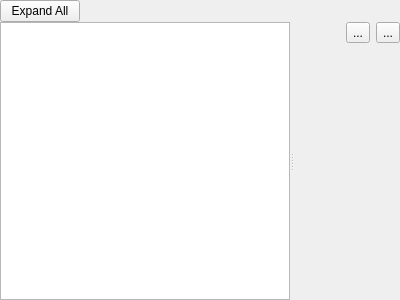
Qt form src/ves/conductor/qt/TreeTab.ui (multitudinous/ve-suite) before a commit.
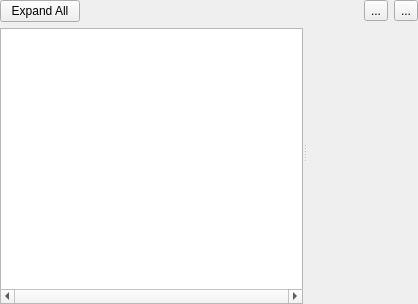
The same form after that commit. Icons and pictures are not drawn. Custom widgets are drawn as their Qt base class.

Commit message: Restored CAD tree selection behavior when geometry is selected. Moved associated logic out of MainWindow and into TreeTab.

Diff of the .ui file:
```diff
--- a/src/ves/conductor/qt/TreeTab.ui
+++ b/src/ves/conductor/qt/TreeTab.ui
@@ -6,14 +6,14 @@
    <rect>
     <x>0</x>
     <y>0</y>
-    <width>400</width>
-    <height>300</height>
+    <width>418</width>
+    <height>304</height>
    </rect>
   </property>
   <property name="windowTitle">
    <string>Form</string>
   </property>
-  <layout class="QVBoxLayout" name="verticalLayout_2" stretch="0,1">
+  <layout class="QVBoxLayout" name="verticalLayout_3">
    <property name="spacing">
     <number>0</number>
    </property>
@@ -21,6 +21,13 @@
     <number>0</number>
    </property>
    <item>
+    <widget class="QSplitter" name="splitter">
+     <property name="orientation">
+      <enum>Qt::Horizontal</enum>
+     </property>
+     <widget class="QWidget" name="">
+      <layout class="QVBoxLayout" name="verticalLayout_2">
+       <item>
     <layout class="QHBoxLayout" name="horizontalLayout" stretch="0,1">
      <item>
       <widget class="QPushButton" name="ExpandAllButton">
@@ -45,14 +52,31 @@
     </layout>
    </item>
    <item>
-    <widget class="QSplitter" name="splitter">
-     <property name="orientation">
-      <enum>Qt::Horizontal</enum>
-     </property>
      <widget class="QTreeView" name="mTreeView">
+         <property name="sizePolicy">
+          <sizepolicy hsizetype="Expanding" vsizetype="Expanding">
+           <horstretch>1</horstretch>
+           <verstretch>1</verstretch>
+          </sizepolicy>
+         </property>
+         <property name="horizontalScrollBarPolicy">
+          <enum>Qt::ScrollBarAlwaysOn</enum>
+         </property>
       <property name="editTriggers">
        <set>QAbstractItemView::NoEditTriggers</set>
       </property>
+         <property name="horizontalScrollMode">
+          <enum>QAbstractItemView::ScrollPerPixel</enum>
+         </property>
+         <attribute name="headerStretchLastSection">
+          <bool>false</bool>
+         </attribute>
+         <attribute name="headerStretchLastSection">
+          <bool>false</bool>
+         </attribute>
+        </widget>
+       </item>
+      </layout>
      </widget>
      <widget class="QWidget" name="verticalLayoutWidget">
       <layout class="QVBoxLayout" name="verticalLayout" stretch="0,1">
```
Left out of the diff: 4 changed lines with no effect on the pictures. Lines whose indentation alone changed are shown as unchanged. The commit also changes 4 other files.
